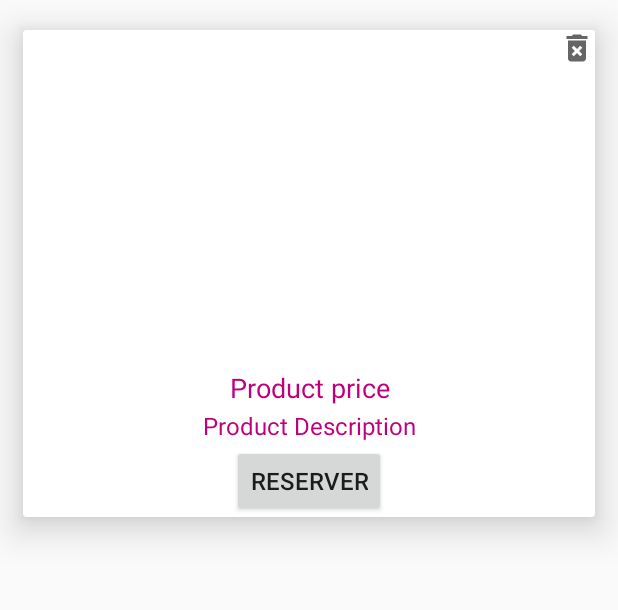
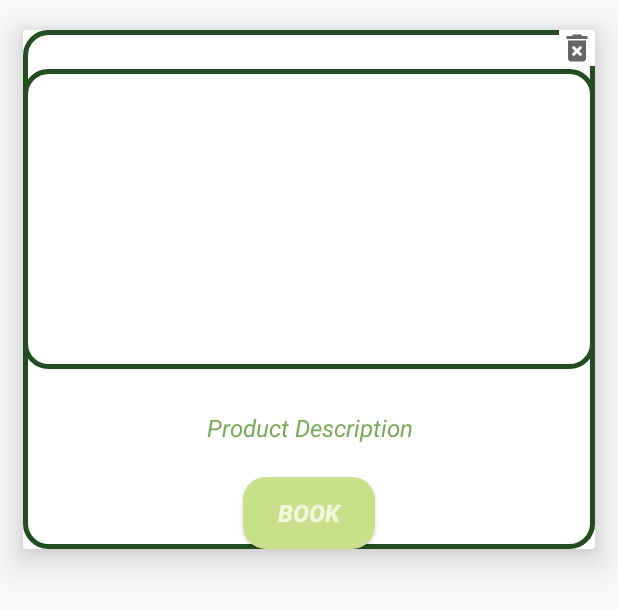
Before and after one commit to touria2001/ourProject, an Android app: the layout product_items_layout.xml on its own in the app's theme, with its tools: preview values and no code run, on a phone screen of 412 x 824 dp. Shown: the top 610 px of the screen. Run offline under Robolectric (Android 15) with nearby library versions, the phone set to English and light mode, and no system bars.

Commit message:
j'ai essayer de changer le Home

```diff
--- a/MyApplication4/app/src/main/res/drawable/ic_baseline_delete_forever_24.xml
+++ b/MyApplication4/app/src/main/res/drawable/ic_baseline_delete_forever_24.xml
@@ -5,6 +5,6 @@
     android:viewportHeight="24"
     android:tint="?attr/colorControlNormal">
   <path
-      android:fillColor="@android:color/white"
+      android:fillColor="#77ab59"
       android:pathData="M6,19c0,1.1 0.9,2 2,2h8c1.1,0 2,-0.9 2,-2L18,7L6,7v12zM8.46,11.88l1.41,-1.41L12,12.59l2.12,-2.12 1.41,1.41L13.41,14l2.12,2.12 -1.41,1.41L12,15.41l-2.12,2.12 -1.41,-1.41L10.59,14l-2.13,-2.12zM15.5,4l-1,-1h-5l-1,1L5,4v2h14L19,4z"/>
 </vector>
--- a/MyApplication4/app/src/main/res/layout/product_items_layout.xml
+++ b/MyApplication4/app/src/main/res/layout/product_items_layout.xml
@@ -9,7 +9,8 @@
     app:cardElevation="15dp">
     <RelativeLayout
         android:layout_width="match_parent"
-        android:layout_height="match_parent">
+        android:layout_height="match_parent"
+        android:background="@drawable/inputs_design">
 
         <ImageButton
             android:id="@+id/s"
@@ -17,11 +18,8 @@
             android:layout_height="wrap_content"
             android:layout_alignParentTop="true"
             android:layout_alignParentEnd="true"
-
-
             android:background="@color/white"
             android:src="@drawable/ic_baseline_delete_forever_24" />
-
 
 
         <ImageView
@@ -30,40 +28,50 @@
             android:layout_height="200dp"
             android:layout_below="@+id/s"
             android:layout_marginTop="2dp"
-            android:scaleType="centerCrop" />
+            android:background="@drawable/inputs_design"
+            android:innerRadius="10dp"
+            android:scaleType="centerCrop"
+            android:shape="ring" />
 
         <TextView
             android:id="@+id/product_price"
             android:layout_width="match_parent"
             android:layout_height="wrap_content"
             android:layout_below="@+id/product_image"
-            android:text="Product price"
+            android:text=" "
             android:textAlignment="center"
-            android:textColor="@color/colorPrimaryDark"
             android:textSize="18dp" />
+
         <TextView
             android:id="@+id/product_description"
             android:layout_width="match_parent"
             android:layout_height="wrap_content"
+            android:layout_below="@+id/product_price"
+            android:layout_marginTop="3dp"
+            android:layout_marginBottom="20dp"
             android:text="Product Description"
-            android:layout_below="@+id/product_price"
-            android:layout_marginTop="2dp"
             android:textAlignment="center"
+            android:textColor="@color/green3"
             android:textSize="16dp"
-            android:textColor="@color/colorPrimaryDark"/>
+            android:textStyle="italic" />
 
         <Button
             android:id="@+id/reserver"
             android:layout_width="wrap_content"
             android:layout_height="wrap_content"
-            android:text="reserver"
+            android:text="Book"
             android:layout_below="@+id/product_description"
             android:layout_marginTop="2dp"
+            android:layout_marginStart="200dp"
             android:textAlignment="center"
             android:layout_centerInParent="true"
             android:textSize="16dp"
-           android:onClick="reserver"
-           />
+            android:onClick="reserver"
+            android:background="@drawable/buttons"
+            android:textColor="@color/likeWhite"
+            android:textStyle="italic|bold"
+
+            />
 
 
     </RelativeLayout>
```
